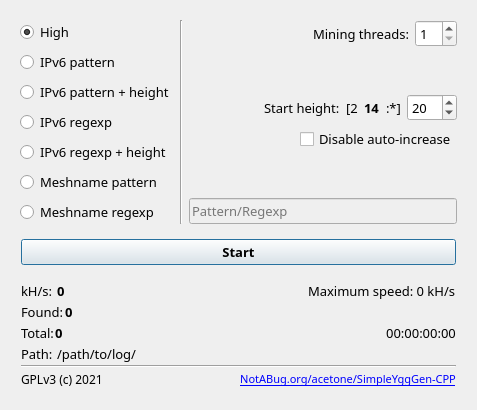
Above: src-qt/widget.ui from perguth/acetone-SimpleYggGen-CPP before the change. Below: the same form after it.
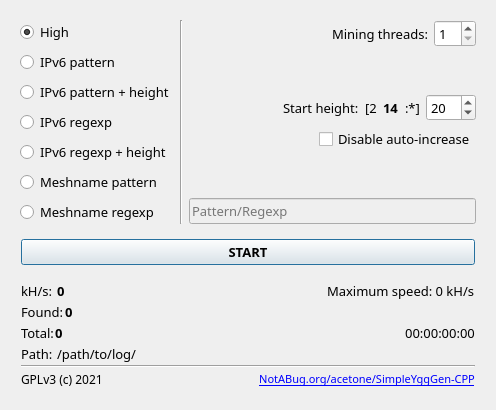
That is the form after the change. Icons and pictures are not drawn.

Commit message: new default banner

Patch:
```diff
--- a/src-qt/widget.ui
+++ b/src-qt/widget.ui
@@ -6,8 +6,8 @@
    <rect>
     <x>0</x>
     <y>0</y>
-    <width>477</width>
-    <height>378</height>
+    <width>496</width>
+    <height>402</height>
    </rect>
   </property>
   <property name="windowTitle">
@@ -427,7 +427,7 @@
         </font>
        </property>
        <property name="text">
-        <string>Start</string>
+        <string>START</string>
        </property>
        <property name="default">
         <bool>true</bool>
@@ -687,6 +687,19 @@
        </item>
       </layout>
      </item>
+     <item>
+      <spacer name="verticalSpacer_3">
+       <property name="orientation">
+        <enum>Qt::Vertical</enum>
+       </property>
+       <property name="sizeHint" stdset="0">
+        <size>
+         <width>20</width>
+         <height>40</height>
+        </size>
+       </property>
+      </spacer>
+     </item>
      <item>
       <widget class="Line" name="line_2">
        <property name="orientation">
```
Left out of the diff: 2 changed lines with no effect on the pictures. The commit also changes 2 other files.
